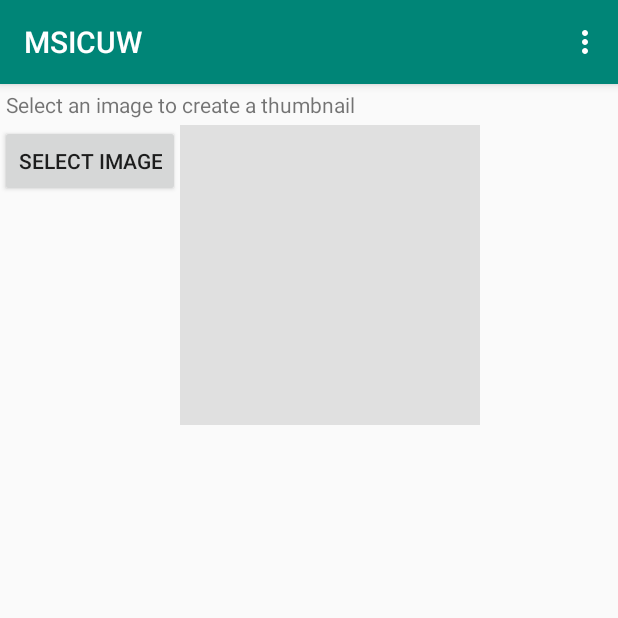
After one commit to KaiserWhoLearns/Argos, an Android app: the ThumbnailActivity screen opened directly, with no data from a screen before it, on a phone screen of 412 x 824 dp, the top half of it. The commit adds this screen. Run offline under Robolectric (Android 15) with nearby library versions, the phone set to English and light mode, and no system bars; libraries missing offline, so code that uses them is left out: com.microsoft.projectoxford; 1 statement that could not run was skipped.

Commit message:
fixed the bug of not implementing lib

```diff
--- a/MSIC/app/src/main/AndroidManifest.xml
+++ b/MSIC/app/src/main/AndroidManifest.xml
@@ -17,6 +17,10 @@
             </intent-filter>
         </activity>
         <activity android:name=".Activity.TTSDemoActivity" />
+        <activity android:name=".Activity.DescribeActivity" />
+        <activity android:name=".helper.SelectImageActivity" />
+        <activity android:name=".Activity.ThumbnailActivity" />
+        <uses-library android:name="org.apache.http.legacy" android:required="false" />
     </application>
 
 </manifest>
--- /dev/null
+++ b/MSIC/app/src/main/java/com/example/kaise/msicuw/Activity/ThumbnailActivity.java
@@ -0,0 +1,219 @@
+//
+// Copyright (c) Microsoft. All rights reserved.
+// Licensed under the MIT license.
+//
+// Microsoft Cognitive Services (formerly Project Oxford): https://www.microsoft.com/cognitive-services
+//
+// Microsoft Cognitive Services (formerly Project Oxford) GitHub:
+// https://github.com/Microsoft/Cognitive-Vision-Android
+//
+// Copyright (c) Microsoft Corporation
+// All rights reserved.
+//
+// MIT License:
+// Permission is hereby granted, free of charge, to any person obtaining
+// a copy of this software and associated documentation files (the
+// "Software"), to deal in the Software without restriction, including
+// without limitation the rights to use, copy, modify, merge, publish,
+// distribute, sublicense, and/or sell copies of the Software, and to
+// permit persons to whom the Software is furnished to do so, subject to
+// the following conditions:
+//
+// The above copyright notice and this permission notice shall be
+// included in all copies or substantial portions of the Software.
+//
+// THE SOFTWARE IS PROVIDED ""AS IS"", WITHOUT WARRANTY OF ANY KIND,
+// EXPRESS OR IMPLIED, INCLUDING BUT NOT LIMITED TO THE WARRANTIES OF
+// MERCHANTABILITY, FITNESS FOR A PARTICULAR PURPOSE AND
+// NONINFRINGEMENT. IN NO EVENT SHALL THE AUTHORS OR COPYRIGHT HOLDERS BE
+// LIABLE FOR ANY CLAIM, DAMAGES OR OTHER LIABILITY, WHETHER IN AN ACTION
+// OF CONTRACT, TORT OR OTHERWISE, ARISING FROM, OUT OF OR IN CONNECTION
+// WITH THE SOFTWARE OR THE USE OR OTHER DEALINGS IN THE SOFTWARE.
+//
+package com.example.kaise.msicuw.Activity;
+
+import android.content.Intent;
+import android.graphics.Bitmap;
+import android.graphics.BitmapFactory;
+import android.net.Uri;
+import android.os.AsyncTask;
+import android.os.Bundle;
+import android.support.v7.app.AppCompatActivity;
+import android.util.Base64;
+import android.util.DisplayMetrics;
+import android.util.Log;
+import android.view.Menu;
+import android.view.MenuItem;
+import android.view.View;
+import android.widget.Button;
+import android.widget.ImageView;
+import android.widget.TextView;
+
+import com.microsoft.projectoxford.vision.VisionServiceClient;
+import com.microsoft.projectoxford.vision.VisionServiceRestClient;
+import com.microsoft.projectoxford.vision.rest.VisionServiceException;
+import com.example.kaise.msicuw.helper.ImageHelper;
+import com.example.kaise.msicuw.R;
+
+import java.io.ByteArrayInputStream;
+import java.io.ByteArrayOutputStream;
+import java.io.IOException;
+
+public class ThumbnailActivity extends AppCompatActivity {
+    // Flag to indicate which task is to be performed.
+    private static final int REQUEST_SELECT_IMAGE = 0;
+
+    // The button to select an image
+    private Button mButtonSelectImage;
+
+    // The URI of the image selected to detect.
+    private Uri mImageUri;
+
+    // The image selected to detect.
+    private Bitmap mBitmap;
+
+    // The edit to show status and result.
+    private TextView mEditText;
+
+    private VisionServiceClient client;
+
+    @Override
+    protected void onCreate(Bundle savedInstanceState) {
+        super.onCreate(savedInstanceState);
+        setContentView(R.layout.activity_thumbnail);
+
+        if (client==null){
+            client = new VisionServiceRestClient(getString(R.string.subscription_key), getString(R.string.subscription_apiroot));
+        }
+
+        mButtonSelectImage = (Button)findViewById(R.id.buttonSelectImage);
+        mEditText = (TextView)findViewById(R.id.editTextResult);
+    }
+
+    @Override
+    public boolean onCreateOptionsMenu(Menu menu) {
+        // Inflate the menu; this adds items to the action bar if it is present.
+        getMenuInflater().inflate(R.menu.menu_thumbnail, menu);
+        return true;
+    }
+
+    @Override
+    public boolean onOptionsItemSelected(MenuItem item) {
+        // Handle action bar item clicks here. The action bar will
+        // automatically handle clicks on the Home/Up button, so long
+        // as you specify a parent activity in AndroidManifest.xml.
+        int id = item.getItemId();
+
+        //noinspection SimplifiableIfStatement
+        if (id == R.id.action_settings) {
+            return true;
+        }
+
+        return super.onOptionsItemSelected(item);
+    }
+
+    // Called when the "Select Image" button is clicked.
+    public void selectImage(View view) {
+        mEditText.setText("");
+
+        Intent intent;
+        intent = new Intent(ThumbnailActivity.this, com.example.kaise.msicuw.helper.SelectImageActivity.class);
+        startActivityForResult(intent, REQUEST_SELECT_IMAGE);
+    }
+
+    // Called when image selection is done.
+    @Override
+    protected void onActivityResult(int requestCode, int resultCode, Intent data) {
+        Log.d("AnalyzeActivity", "onActivityResult");
+        switch (requestCode)
+        {
+            case REQUEST_SELECT_IMAGE:
+                if(resultCode == RESULT_OK) {
+                    // If image is selected successfully, set the image URI and bitmap.
+                    mImageUri = data.getData();
+
+                    mBitmap = ImageHelper.loadSizeLimitedBitmapFromUri(
+                            mImageUri, getContentResolver());
+                    if (mBitmap != null) {
+                        // Show the image on screen.
+                        ImageView imageView = (ImageView) findViewById(R.id.selectedImage);
+                        imageView.setImageBitmap(mBitmap);
+
+                        // Add detection log.
+                        Log.d("AnalyzeActivity", "Image: " + mImageUri + " resized to " + mBitmap.getWidth()
+                                + "x" + mBitmap.getHeight());
+
+                        DoGetThumbnail();
+                    }
+                }
+                break;
+            default:
+                break;
+        }
+    }
+
+    public void DoGetThumbnail()  {
+        mButtonSelectImage.setEnabled(false);
+        mEditText.setText("Analyzing...");
+
+        try {
+            new doRequest().execute();
+        } catch (Exception e)
+        {
+            mEditText.setText("Error encountered. Exception is: " + e.toString());
+        }
+    }
+
+    private String process() throws VisionServiceException, IOException {
+
+        // Put the image into an input stream for detection.
+        ByteArrayOutputStream output = new ByteArrayOutputStream();
+        mBitmap.compress(Bitmap.CompressFormat.JPEG, 100, output);
+        ByteArrayInputStream inputStream = new ByteArrayInputStream(output.toByteArray());
+
+        byte[] data = this.client.getThumbnail(200, 200, true, inputStream);
+        String result = Base64.encodeToString(data, 0);
+        Log.d("result", result);
+        return result;
+    }
+
+    private class doRequest extends AsyncTask<String, String, String> {
+        // Store error message
+        private Exception e = null;
+
+        public doRequest() {
+        }
+
+        @Override
+        protected String doInBackground(String... args) {
+            try {
+                return process();
+            } catch (Exception e) {
+                this.e = e;    // Store error
+            }
+
+            return null;
+        }
+
+        @Override
+        protected void onPostExecute(String data) {
+            super.onPostExecute(data);
+
+            mEditText.setText("200x200 Thumbnail");
+            // Display based on error existence
+            ImageView v = (ImageView) findViewById(R.id.imageView);
+
+            if (e != null) {
+                Log.d("error: ", e.toString());
+                this.e = null;
+            } else {
+                byte[] image = Base64.decode(data, 0);
+                Bitmap bm = BitmapFactory.decodeByteArray(image, 0, image.length);
+                DisplayMetrics dm = new DisplayMetrics();
+                getWindowManager().getDefaultDisplay().getMetrics(dm);
+                v.setImageBitmap(bm);
+            }
+            mButtonSelectImage.setEnabled(true);
+        }
+    }
+}
--- /dev/null
+++ b/MSIC/app/src/main/res/layout/activity_thumbnail.xml
@@ -0,0 +1,65 @@
+<?xml version="1.0" encoding="utf-8"?>
+<android.support.constraint.ConstraintLayout
+    xmlns:android="http://schemas.android.com/apk/res/android" android:layout_width="match_parent"
+    android:layout_height="match_parent">
+
+    <LinearLayout
+        android:orientation="vertical"
+        android:layout_width="fill_parent"
+        android:layout_height="fill_parent"
+        android:weightSum="1"
+        android:layout_alignParentTop="true"
+        android:layout_alignParentEnd="true"
+        android:layout_alignParentRight="true">
+
+        <TextView
+            android:layout_width="wrap_content"
+            android:layout_height="wrap_content"
+            android:layout_margin="4dp"
+            android:text="Select an image to create a thumbnail"/>
+        <LinearLayout
+            android:orientation="horizontal"
+            android:layout_width="fill_parent"
+            android:layout_height="wrap_content">
+
+            <Button
+                android:layout_width="wrap_content"
+                android:layout_height="wrap_content"
+                android:text="Select Image"
+                android:id="@+id/buttonSelectImage"
+                android:onClick="selectImage"/>
+
+            <ImageView
+                android:id="@+id/selectedImage"
+                android:layout_width="200dp"
+                android:layout_height="200dp"
+                android:layout_toRightOf="@+id/image_control"
+                android:layout_toEndOf="@+id/image_control"
+                android:background="#E0E0E0" />
+        </LinearLayout>
+
+        <LinearLayout
+            android:orientation="horizontal"
+            android:layout_width="match_parent"
+            android:layout_height="match_parent"
+            android:layout_gravity="right"
+            android:layout_weight="1.03"
+            android:weightSum="1">
+
+            <TextView
+                android:layout_width="wrap_content"
+                android:layout_height="wrap_content"
+                android:inputType="textMultiLine"
+                android:ems="10"
+                android:id="@+id/editTextResult"
+                android:layout_weight="1"
+                android:layout_margin="4dp"/>
+
+            <ImageView
+                android:layout_width="wrap_content"
+                android:layout_height="wrap_content"
+                android:id="@+id/imageView" />
+        </LinearLayout>
+    </LinearLayout>
+
+</android.support.constraint.ConstraintLayout>
--- /dev/null
+++ b/MSIC/app/src/main/res/menu/menu_thumbnail.xml
@@ -0,0 +1,5 @@
+<?xml version="1.0" encoding="utf-8"?>
+<menu xmlns:android="http://schemas.android.com/apk/res/android">
+    <item android:id="@+id/action_settings" android:title="@string/action_settings"
+        android:orderInCategory="100" />
+</menu>
--- a/MSIC/app/src/main/res/values/strings.xml
+++ b/MSIC/app/src/main/res/values/strings.xml
@@ -10,4 +10,8 @@
     <string name="select_an_image">Select an Image</string>
     <string name="take_photo">Take a Photo</string>
     <string name="select_image_in_album">From Gallery</string>
+
+    <string name="add_subscription_key_tip_title">Subscription Key is Needed</string>
+    <string name="add_subscription_key_tip">Please put your subscription key to source file \"app/res/values/strings.xml\" to enable Vision API calls.</string>
+
 </resources>
```
Also changed, not shown: MSIC/app/src/main/java/com/example/kaise/msicuw/Activity/MainActivity.java (+33 -0 lines).
